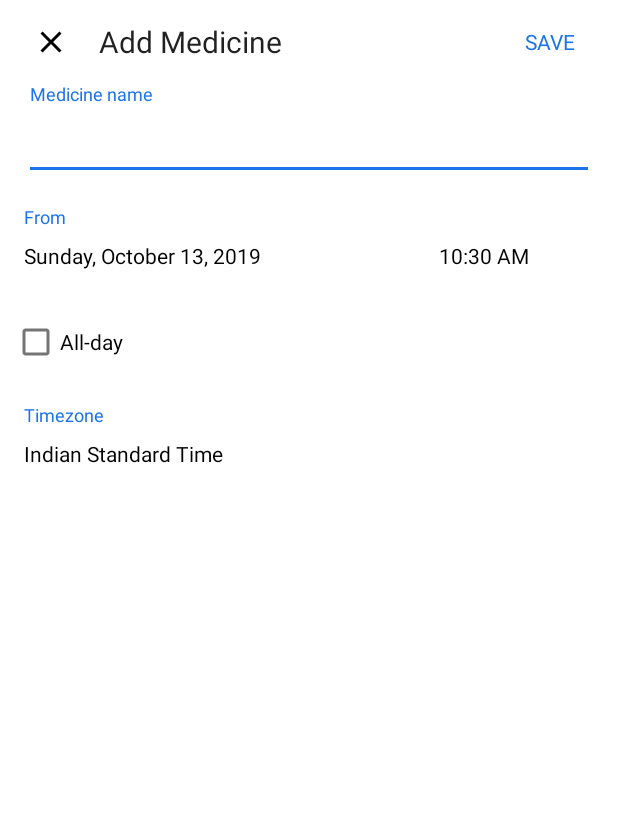
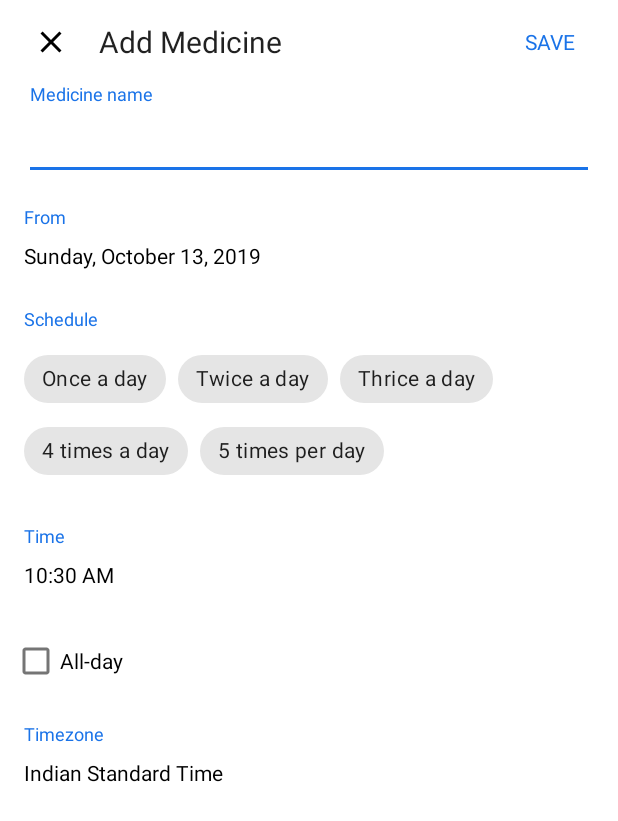
Before and after one commit to abd99/Med-Dose, an Android app: the screen it shows after launch (HomeActivity), after a tap on "Add Medicine", on a phone screen of 412 x 824 dp. Shown: the top 821 px of the screen. Run offline under Robolectric (Android 15) with nearby library versions, the phone set to English and light mode, and no system bars; our stand-ins replace navigation-ui; Roboto replaces fonts that are not available here.

Commit message:
Add ChipGroup for TimesSchedule

```diff
--- a/app/src/main/java/com/abdsoft/med_dose/ui/home/AddDialog.java
+++ b/app/src/main/java/com/abdsoft/med_dose/ui/home/AddDialog.java
@@ -13,6 +13,8 @@ import androidx.fragment.app.DialogFragment;
 
 import com.abdsoft.med_dose.R;
 import com.google.android.material.appbar.MaterialToolbar;
+import com.google.android.material.chip.Chip;
+import com.google.android.material.chip.ChipGroup;
 import com.google.android.material.textview.MaterialTextView;
 
 import java.text.SimpleDateFormat;
@@ -23,6 +25,8 @@ public class AddDialog extends DialogFragment {
 
     private MaterialToolbar toolbar;
     private MaterialTextView textViewDate, textViewTime;
+    private ChipGroup chipGroupScheduleTimes;
+
 
    /* public static AddDialog display(FragmentManager fragmentManager) {
         AddDialog exampleDialog = new AddDialog();
@@ -56,6 +60,8 @@ public class AddDialog extends DialogFragment {
         toolbar = root.findViewById(R.id.toolbar);
         textViewDate = root.findViewById(R.id.text_view_select_date);
         textViewTime = root.findViewById(R.id.text_view_select_time);
+        chipGroupScheduleTimes = root.findViewById(R.id.chip_group_times);
+
 
         return root;
     }
@@ -114,5 +120,20 @@ public class AddDialog extends DialogFragment {
             mTimePicker.show();
         });
 
+        initChipGroup(chipGroupScheduleTimes);
+    }
+
+    private void initChipGroup(ChipGroup chipGroup) {
+
+        String[] textArray = getResources().getStringArray(R.array.schedule_arrays);
+        for (String text : textArray) {
+            Chip chip = (Chip) getLayoutInflater().inflate(R.layout.cat_chip_group_item_choice, chipGroup, false);
+            chip.setText(text);
+            chipGroup.addView(chip);
+            chipGroup.setSingleSelection(true);
+            chipGroup.setOnCheckedChangeListener((group, checkedId) -> {
+                Toast.makeText(getContext(), String.valueOf(group.getCheckedChipId()), Toast.LENGTH_LONG).show();
+            });
+        }
     }
 }
--- a/app/src/main/res/layout/add_medicine_dialog.xml
+++ b/app/src/main/res/layout/add_medicine_dialog.xml
@@ -48,7 +48,7 @@
                         android:layout_marginStart="16dp"
                         android:layout_marginTop="24dp"
                         android:layout_marginEnd="16dp"
-                        android:hint="Medicine name"
+                        android:hint="@string/medicine_name_hint"
                         android:textSize="24sp" />
 
                 </com.google.android.material.textfield.TextInputLayout>
@@ -59,43 +59,63 @@
                     android:layout_height="wrap_content"
                     android:layout_marginStart="16dp"
                     android:layout_marginTop="16dp"
-                    android:text="From"
+                    android:text="@string/string_from"
                     android:textColor="@color/color_primary"
                     android:textSize="12sp" />
 
-                <LinearLayout
-                    android:id="@+id/linearLayout"
-                    android:layout_width="match_parent"
-                    android:layout_height="wrap_content"
-                    android:layout_marginStart="16dp"
-                    android:layout_marginEnd="8dp"
-                    android:weightSum="3"
-                    android:orientation="horizontal">
 
                 <com.google.android.material.textview.MaterialTextView
                     android:id="@+id/text_view_select_date"
                     android:layout_width="wrap_content"
                     android:layout_height="wrap_content"
-                        android:layout_marginEnd="16dp"
-                        android:layout_weight="2"
+                    android:layout_marginStart="16dp"
                     android:paddingTop="8dp"
                     android:paddingBottom="8dp"
                     android:text="Thu, September 13 2018"
                     android:textColor="@android:color/black"
                     android:textSize="14sp" />
 
+
+                <com.google.android.material.textview.MaterialTextView
+                    android:layout_width="wrap_content"
+                    android:layout_height="wrap_content"
+                    android:layout_marginStart="16dp"
+                    android:layout_marginTop="16dp"
+                    android:text="@string/string_schedule"
+                    android:textColor="@color/color_primary"
+                    android:textSize="12sp" />
+
+
+                <com.google.android.material.chip.ChipGroup
+                    android:id="@+id/chip_group_times"
+                    android:layout_width="wrap_content"
+                    android:layout_height="wrap_content"
+                    android:layout_marginStart="16dp"
+                    android:paddingTop="8dp"
+                    android:paddingBottom="8dp"
+                    android:checked="true"
+                    style="@style/Widget.MaterialComponents.Chip.Choice"
+                    android:ellipsize="end" />
+
+                <com.google.android.material.textview.MaterialTextView
+                    android:layout_width="wrap_content"
+                    android:layout_height="wrap_content"
+                    android:layout_marginStart="16dp"
+                    android:layout_marginTop="16dp"
+                    android:text="@string/string_time"
+                    android:textColor="@color/color_primary"
+                    android:textSize="12sp" />
+
                 <com.google.android.material.textview.MaterialTextView
                     android:id="@+id/text_view_select_time"
                     android:layout_width="wrap_content"
                     android:layout_height="wrap_content"
-                        android:layout_weight="1"
+                    android:layout_marginStart="16dp"
                     android:paddingTop="8dp"
                     android:paddingBottom="8dp"
-                        android:text="Time"
+                    android:text="@string/string_time"
                     android:textColor="@android:color/black"
                     android:textSize="14sp" />
-
-                </LinearLayout>
 
                 <CheckBox
                     android:id="@+id/checkBox"
@@ -106,7 +126,6 @@
                     android:text="All-day" />
 
                 <com.google.android.material.textview.MaterialTextView
-                    android:id="@+id/textView4"
                     android:layout_width="wrap_content"
                     android:layout_height="wrap_content"
                     android:layout_marginStart="16dp"
--- /dev/null
+++ b/app/src/main/res/layout/cat_chip_group_item_choice.xml
@@ -0,0 +1,22 @@
+<?xml version="1.0" encoding="utf-8"?>
+<!--
+  Copyright 2017 The Android Open Source Project
+
+  Licensed under the Apache License, Version 2.0 (the "License");
+  you may not use this file except in compliance with the License.
+  You may obtain a copy of the License at
+
+      https://www.apache.org/licenses/LICENSE-2.0
+
+  Unless required by applicable law or agreed to in writing, software
+  distributed under the License is distributed on an "AS IS" BASIS,
+  WITHOUT WARRANTIES OR CONDITIONS OF ANY KIND, either express or implied.
+  See the License for the specific language governing permissions and
+  limitations under the License.
+  -->
+
+<com.google.android.material.chip.Chip
+    xmlns:android="http://schemas.android.com/apk/res/android"
+    style="@style/Widget.MaterialComponents.Chip.Choice"
+    android:layout_width="wrap_content"
+    android:layout_height="wrap_content"/>
--- a/app/src/main/res/values/strings.xml
+++ b/app/src/main/res/values/strings.xml
@@ -7,4 +7,16 @@
     <string name="medicine_name">Medicine name</string>
     <string name="dosage_summary">Dosage</string>
     <string name="add_medicine">Add Medicine</string>
+    <string name="string_time">Time</string>
+    <string name="medicine_name_hint">Medicine name</string>
+    <string name="string_from">From</string>
+    <string name="string_schedule">Schedule</string>
+
+    <string-array name="schedule_arrays">
+        <item>Once a day</item>
+        <item>Twice a day</item>
+        <item>Thrice a day</item>
+        <item>4 times a day</item>
+        <item>5 times per day</item>
+    </string-array>
 </resources>
```
Lines whose indentation alone changed are shown as unchanged.
